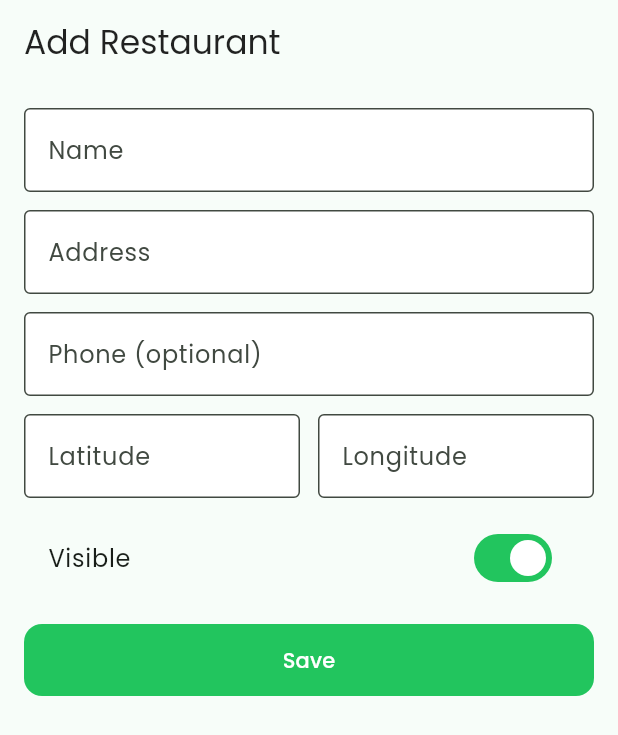
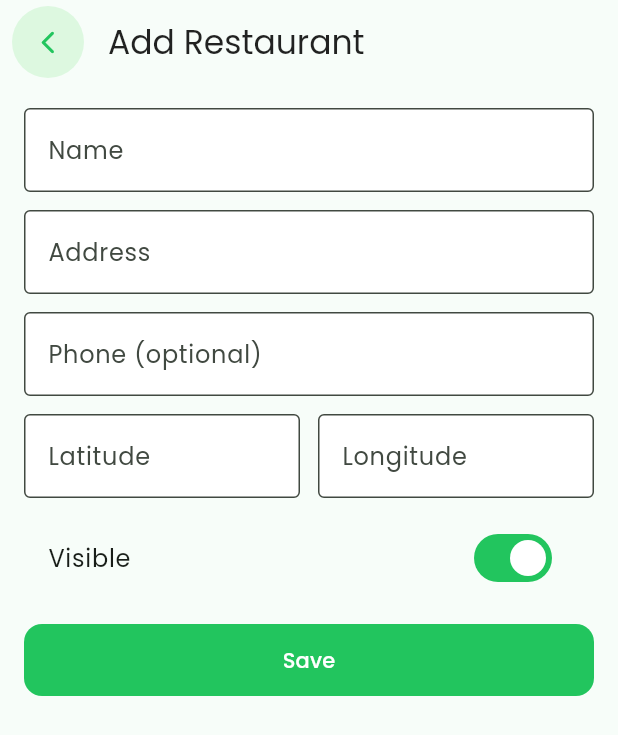
Before and after one commit to ereencaan/ClearDishFlutterCrossMobileApp, a Flutter app: the AdminRestaurantFormScreen screen opened by its route, on a phone screen of 412 x 824 dp. Shown: the top 735 px of the screen. Run offline on Flutter 3.47's test engine with Material 3 defaults, Android fonts, the phone set to English and light mode, and no system bars; our stand-ins replace dio, equatable, fl_chart, flutter_map, flutter_riverpod, geolocator and 5 more; accounts and stored records are empty.

Commit message:
Add back navigation buttons for admin/auth/onboarding

```diff
--- a/lib/features/admin/presentation/admin_dashboard_screen.dart
+++ b/lib/features/admin/presentation/admin_dashboard_screen.dart
@@ -6,6 +6,7 @@ import 'package:cleardish/data/models/restaurant.dart';
 import 'package:cleardish/data/models/user_profile.dart';
 import 'package:cleardish/data/sources/supabase_client.dart';
 import 'package:cleardish/core/utils/result.dart';
+import 'package:cleardish/widgets/app_back_button.dart';
 
 final _restaurantsFutureProvider =
     FutureProvider.autoDispose<List<Restaurant>>((ref) async {
@@ -56,6 +57,7 @@ class AdminDashboardScreen extends ConsumerWidget {
 
     return Scaffold(
       appBar: AppBar(
+        leading: const AppBackButton(fallbackRoute: '/welcome'),
         title: const Text('Admin Dashboard'),
         actions: [
           IconButton(
--- a/lib/features/admin/presentation/admin_menu_items_screen.dart
+++ b/lib/features/admin/presentation/admin_menu_items_screen.dart
@@ -2,6 +2,7 @@ import 'package:flutter/material.dart';
 import 'package:flutter_riverpod/flutter_riverpod.dart';
 import 'package:go_router/go_router.dart';
 import 'package:cleardish/data/sources/supabase_client.dart';
+import 'package:cleardish/widgets/app_back_button.dart';
 
 final _menuItemsProvider =
     FutureProvider.autoDispose<List<Map<String, dynamic>>>((ref) async {
@@ -28,6 +29,7 @@ class _AdminMenuItemsScreenState
     final asyncItems = ref.watch(_menuItemsProvider);
     return Scaffold(
       appBar: AppBar(
+        leading: const AppBackButton(fallbackRoute: '/admin'),
         title: const Text('Menu Items'),
       ),
       body: Column(
--- a/lib/features/admin/presentation/admin_restaurant_form_screen.dart
+++ b/lib/features/admin/presentation/admin_restaurant_form_screen.dart
@@ -4,6 +4,7 @@ import 'package:go_router/go_router.dart';
 import 'package:cleardish/data/models/restaurant.dart';
 import 'package:cleardish/features/restaurants/controllers/restaurants_controller.dart';
 import 'package:cleardish/core/utils/result.dart';
+import 'package:cleardish/widgets/app_back_button.dart';
 
 class AdminRestaurantFormScreen extends ConsumerStatefulWidget {
   const AdminRestaurantFormScreen({super.key, this.restaurant});
@@ -86,8 +87,10 @@ class _AdminRestaurantFormScreenState
   Widget build(BuildContext context) {
     final isEdit = widget.restaurant != null;
     return Scaffold(
-      appBar:
-          AppBar(title: Text(isEdit ? 'Edit Restaurant' : 'Add Restaurant')),
+      appBar: AppBar(
+        leading: const AppBackButton(fallbackRoute: '/admin/restaurants'),
+        title: Text(isEdit ? 'Edit Restaurant' : 'Add Restaurant'),
+      ),
       body: SafeArea(
         child: SingleChildScrollView(
           padding: const EdgeInsets.all(16),
--- a/lib/features/auth/presentation/login_screen.dart
+++ b/lib/features/auth/presentation/login_screen.dart
@@ -7,6 +7,7 @@ import 'package:cleardish/core/utils/result.dart';
 import 'package:cleardish/widgets/app_button.dart';
 import 'package:cleardish/widgets/app_input.dart';
 import 'package:cleardish/widgets/brand_logo.dart';
+import 'package:cleardish/widgets/app_back_button.dart';
 
 /// Login screen
 ///
@@ -66,6 +67,7 @@ class _LoginScreenState extends ConsumerState<LoginScreen> {
 
     return Scaffold(
       appBar: AppBar(
+        leading: const AppBackButton(fallbackRoute: '/welcome'),
         title: const BrandLogo(size: 32),
         centerTitle: true,
       ),
--- a/lib/features/onboarding/presentation/onboarding_screen.dart
+++ b/lib/features/onboarding/presentation/onboarding_screen.dart
@@ -8,6 +8,7 @@ import 'package:cleardish/data/models/user_profile.dart';
 import 'package:cleardish/data/models/allergen.dart';
 import 'package:cleardish/widgets/app_button.dart';
 import 'package:cleardish/widgets/chips_filter.dart';
+import 'package:cleardish/widgets/app_back_button.dart';
 
 /// Onboarding screen
 ///
@@ -102,6 +103,7 @@ class _OnboardingScreenState extends ConsumerState<OnboardingScreen> {
 
     return Scaffold(
       appBar: AppBar(
+        leading: const AppBackButton(fallbackRoute: '/home'),
         title: const Text('Set Up Your Profile'),
       ),
       body: SafeArea(
--- a/lib/features/restaurants/widgets/restaurants_map.dart
+++ b/lib/features/restaurants/widgets/restaurants_map.dart
@@ -82,7 +82,8 @@ class _RestaurantSheet extends StatelessWidget {
   Future<void> _openDirections() async {
     if (restaurant.lat == null || restaurant.lng == null) return;
     final url = Uri.parse(
-        'https://www.google.com/maps/dir/?api=1&destination=${restaurant.lat},${restaurant.lng}');
+      'https://www.google.com/maps/dir/?api=1&destination=${restaurant.lat},${restaurant.lng}',
+    );
     await launchUrl(url, mode: LaunchMode.externalApplication);
   }
 
--- a/lib/features/subscription/presentation/subscription_screen.dart
+++ b/lib/features/subscription/presentation/subscription_screen.dart
@@ -1,5 +1,6 @@
 import 'package:flutter/material.dart';
 import 'package:cleardish/widgets/app_button.dart';
+import 'package:cleardish/widgets/app_back_button.dart';
 
 /// Subscription screen (placeholder)
 ///
@@ -11,6 +12,7 @@ class SubscriptionScreen extends StatelessWidget {
   Widget build(BuildContext context) {
     return Scaffold(
       appBar: AppBar(
+        leading: const AppBackButton(fallbackRoute: '/home'),
         title: const Text('Subscription'),
       ),
       body: Center(
```
Also changed, not shown: lib/features/auth/presentation/register_screen.dart (+8 -0 lines), 1 other file.
